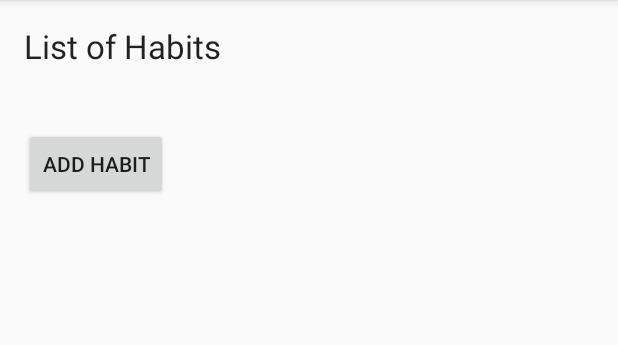
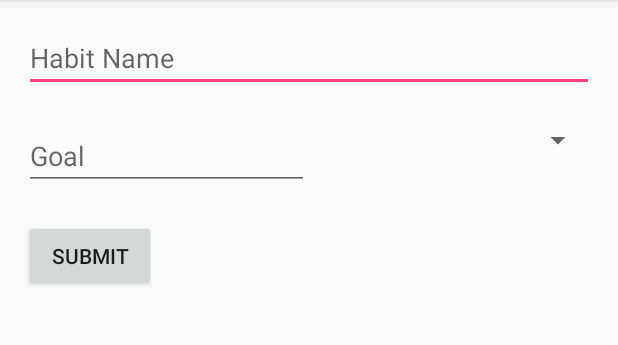
Before and after one commit to mmoussa-old/Habitual, an Android app: the screen it shows after launch (MainActivity before the commit, CreateHabitActivity after it), after a tap on "ADD HABIT", on a phone screen of 412 x 824 dp, the part 84-429 px from its top. Run offline under Robolectric (Android 15) with nearby library versions, the phone set to English and light mode, and no system bars.

Commit message:
CreateHabitActivity created, with basic layout. "Add Habit" button launches activity. Created HabitsDb class for sqlite database

```diff
--- a/app/src/main/AndroidManifest.xml
+++ b/app/src/main/AndroidManifest.xml
@@ -15,6 +15,7 @@
                 <category android:name="android.intent.category.LAUNCHER" />
             </intent-filter>
         </activity>
+        <activity android:name=".CreateHabitActivity"></activity>
     </application>
 
 </manifest>
--- /dev/null
+++ b/app/src/main/java/com/prog20082/habitual/CreateHabitActivity.java
@@ -0,0 +1,17 @@
+package com.prog20082.habitual;
+
+import android.support.v7.app.AppCompatActivity;
+import android.os.Bundle;
+import android.view.View;
+
+public class CreateHabitActivity extends AppCompatActivity {
+
+    @Override
+    protected void onCreate(Bundle savedInstanceState) {
+        super.onCreate(savedInstanceState);
+        setContentView(R.layout.activity_create_habit);
+    }
+
+    public void submitHabit(View view) {
+    }
+}
--- /dev/null
+++ b/app/src/main/java/com/prog20082/habitual/HabitsDb.java
@@ -0,0 +1,7 @@
+package com.prog20082.habitual;
+
+/**
+ * Created by mmous on 11/22/2016.
+ */
+public class HabitsDb {
+}
--- a/app/src/main/java/com/prog20082/habitual/MainActivity.java
+++ b/app/src/main/java/com/prog20082/habitual/MainActivity.java
@@ -1,13 +1,23 @@
 package com.prog20082.habitual;
 
+import android.content.Intent;
 import android.support.v7.app.AppCompatActivity;
 import android.os.Bundle;
+import android.view.View;
 
 public class MainActivity extends AppCompatActivity {
+
+    private static final int CREATE_HABIT_ACTIVITY = 992;
 
     @Override
     protected void onCreate(Bundle savedInstanceState) {
         super.onCreate(savedInstanceState);
         setContentView(R.layout.activity_main);
     }
+
+    public void addHabit(View view) {
+
+        Intent intent = new Intent(this, CreateHabitActivity.class);
+        startActivityForResult(intent, CREATE_HABIT_ACTIVITY);
+    }
 }
--- /dev/null
+++ b/app/src/main/res/layout/activity_create_habit.xml
@@ -0,0 +1,54 @@
+<?xml version="1.0" encoding="utf-8"?>
+<LinearLayout xmlns:android="http://schemas.android.com/apk/res/android"
+    xmlns:tools="http://schemas.android.com/tools"
+    android:layout_width="match_parent"
+    android:layout_height="match_parent"
+    android:paddingBottom="@dimen/activity_vertical_margin"
+    android:paddingLeft="@dimen/activity_horizontal_margin"
+    android:paddingRight="@dimen/activity_horizontal_margin"
+    android:paddingTop="@dimen/activity_vertical_margin"
+    android:orientation="vertical"
+    tools:context="com.prog20082.habitual.CreateHabitActivity">
+
+    <EditText
+        android:layout_width="match_parent"
+        android:layout_height="wrap_content"
+        android:hint="Habit Name"
+        android:id="@+id/edtHabitName"/>
+
+
+    <LinearLayout
+        android:layout_marginTop="20dp"
+        android:layout_width="match_parent"
+        android:layout_height="wrap_content"
+        android:orientation="horizontal">
+
+        <EditText
+            android:layout_width="0dp"
+            android:layout_height="wrap_content"
+            android:layout_weight="1"
+            android:hint="Goal"
+            android:id="@+id/edtGoal"/>
+
+        <Spinner
+            android:layout_width="0dp"
+            android:layout_height="wrap_content"
+            android:layout_weight="1"
+            android:id="@+id/spnGoalUnits">
+
+        </Spinner>
+
+
+    </LinearLayout>
+
+    <Button
+        android:layout_marginTop="20dp"
+        android:layout_width="wrap_content"
+        android:layout_height="wrap_content"
+        android:text="Submit"
+        android:onClick="submitHabit"/>
+
+
+
+
+</LinearLayout>
--- a/app/src/main/res/layout/activity_main.xml
+++ b/app/src/main/res/layout/activity_main.xml
@@ -29,4 +29,7 @@
         android:layout_height="wrap_content"
         android:text="Add Habit"
         android:onClick="addHabit"/>
+
+
+
 </LinearLayout>
```
